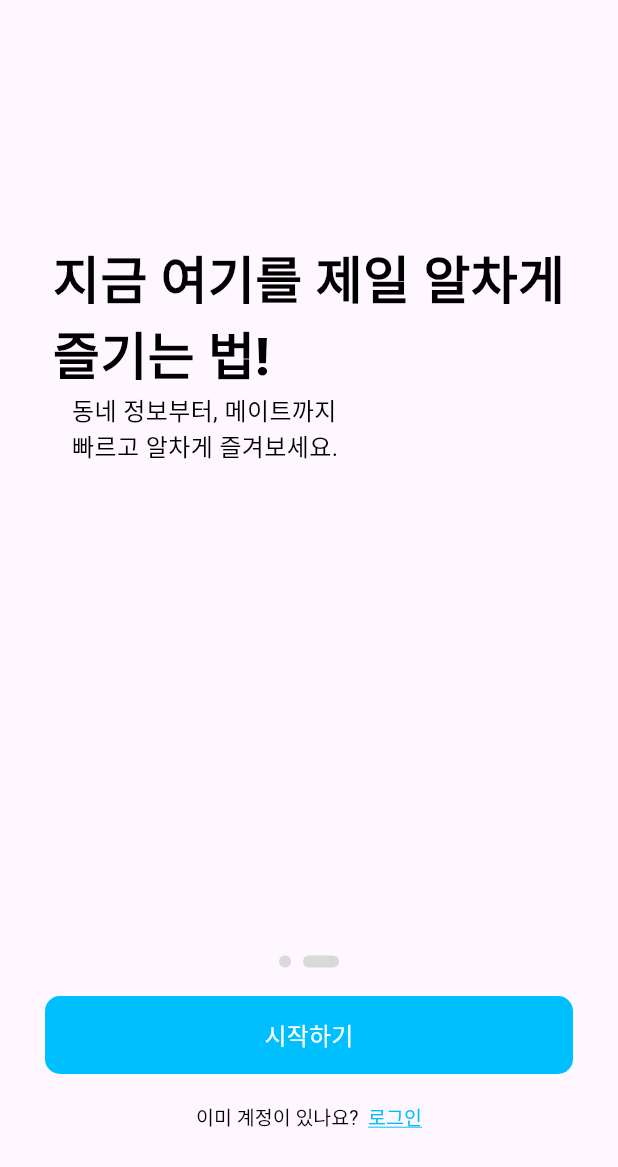
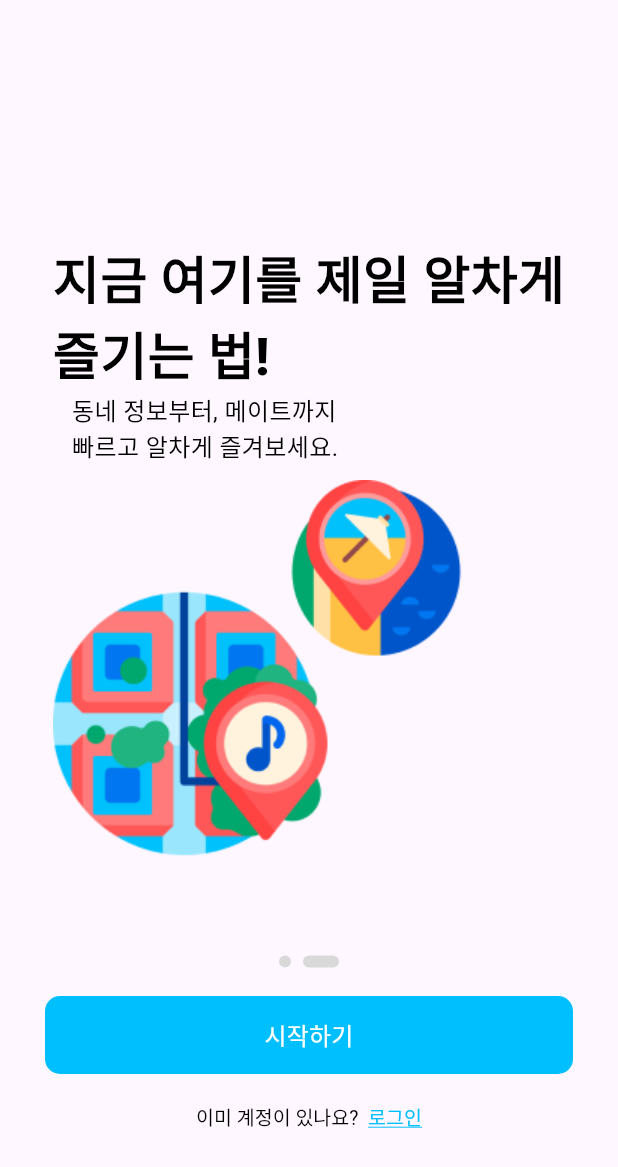
Before and after one commit to Modyland/ting-maker, a Flutter app: the screen it shows after launch, swiped to page 2, on a phone screen of 412 x 824 dp. Shown: the top 1167 px of the screen. Run offline on Flutter 3.47's test engine with Material 3 defaults, Android fonts, the phone set to English and light mode, and no system bars; drawn by our look-alikes of smooth_page_indicator; our stand-ins replace flutter_dotenv, flutter_svg, get, logger, roundcheckbox, shared_preferences.

Commit message:
온보딩 첫번째 페이지 이미지 튀어나가는거 자르기

```diff
--- a/lib/screen/onboarding/one.dart
+++ b/lib/screen/onboarding/onboard_one.dart
@@ -35,6 +35,8 @@
       color: Colors.black,
     );
     return Container(
+      clipBehavior: Clip.hardEdge,
+      decoration: const BoxDecoration(),
       width: double.infinity,
       padding: const EdgeInsets.fromLTRB(0, 160, 0, 100),
       child: Column(
@@ -57,7 +59,6 @@
           Column(
             children: [
               Stack(
-                clipBehavior: Clip.none,
                 children: [
                   AnimatedBuilder(
                     animation: _controller,
--- a/lib/screen/onboarding/onboarding.dart
+++ b/lib/screen/onboarding/onboarding.dart
@@ -1,8 +1,8 @@
 import 'package:flutter/material.dart';
 import 'package:smooth_page_indicator/smooth_page_indicator.dart';
-import 'package:ting_maker/screen/onboarding/one.dart';
+import 'package:ting_maker/screen/onboarding/onboard_one.dart';
+import 'package:ting_maker/screen/onboarding/onboard_two.dart';
 import 'package:ting_maker/screen/onboarding/start_button_box.dart';
-import 'package:ting_maker/screen/onboarding/two.dart';
 
 class OnboardingScreen extends StatefulWidget {
   const OnboardingScreen({super.key});
--- a/lib/screen/onboarding/two.dart
+++ /dev/null
@@ -1,43 +0,0 @@
-import 'package:flutter/material.dart';
-
-class TwoPageScreen extends StatelessWidget {
-  const TwoPageScreen({super.key});
-
-  @override
-  Widget build(BuildContext context) {
-    const regularStyle = TextStyle(
-      fontSize: 16,
-      color: Colors.black,
-    );
-    return Container(
-      width: double.infinity,
-      padding: const EdgeInsets.fromLTRB(0, 160, 0, 0),
-      child: const Column(
-        mainAxisAlignment: MainAxisAlignment.spaceBetween,
-        children: [
-          Column(
-            crossAxisAlignment: CrossAxisAlignment.start,
-            children: [
-              Text(
-                '지금 여기를 제일 알차게\n즐기는 법!',
-                style: TextStyle(
-                  fontSize: 34,
-                  fontWeight: FontWeight.w800,
-                  color: Colors.black,
-                ),
-              ),
-              Text(
-                '\t\t\t동네 정보부터, 메이트까지',
-                style: regularStyle,
-              ),
-              Text(
-                '\t\t\t빠르고 알차게 즐겨보세요.',
-                style: regularStyle,
-              )
-            ],
-          ),
-        ],
-      ),
-    );
-  }
-}
```
